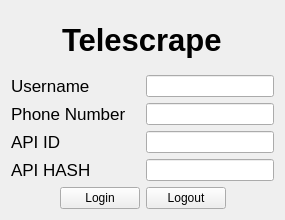
The window that src/gui/main_window/central_widget/base_widget/BaseWidget.ui (ephell/Telescrape) describes before a commit, drawn with Qt 5.
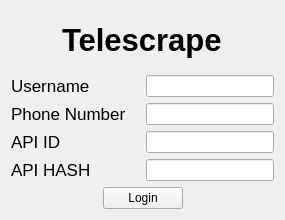
The same window after the commit. Custom widgets are drawn as their Qt base class.

Commit message: Remove logout button

```diff
--- a/src/gui/main_window/central_widget/base_widget/BaseWidget.ui
+++ b/src/gui/main_window/central_widget/base_widget/BaseWidget.ui
@@ -163,19 +163,6 @@
        </property>
       </widget>
      </item>
-     <item alignment="Qt::AlignHCenter">
-      <widget class="LogoutButton" name="logout_button">
-       <property name="sizePolicy">
-        <sizepolicy hsizetype="Fixed" vsizetype="Fixed">
-         <horstretch>0</horstretch>
-         <verstretch>0</verstretch>
-        </sizepolicy>
-       </property>
-       <property name="text">
-        <string>Logout</string>
-       </property>
-      </widget>
-     </item>
      <item>
       <spacer name="horizontalSpacer_2">
        <property name="orientation">
@@ -199,11 +186,6 @@
    <extends>QPushButton</extends>
    <header>src.gui.main_window.button_login</header>
   </customwidget>
-  <customwidget>
-   <class>LogoutButton</class>
-   <extends>QPushButton</extends>
-   <header>src.gui.main_window.button_logout</header>
-  </customwidget>
  </customwidgets>
  <resources/>
  <connections/>
```
The commit also changes 5 other files.
